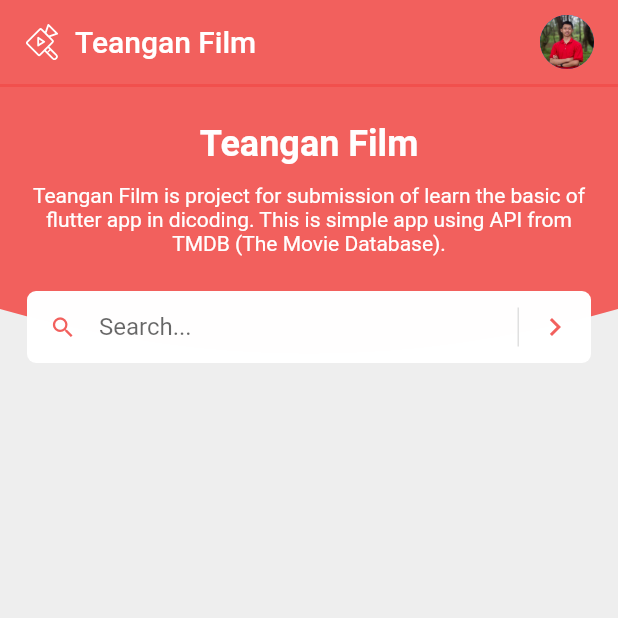
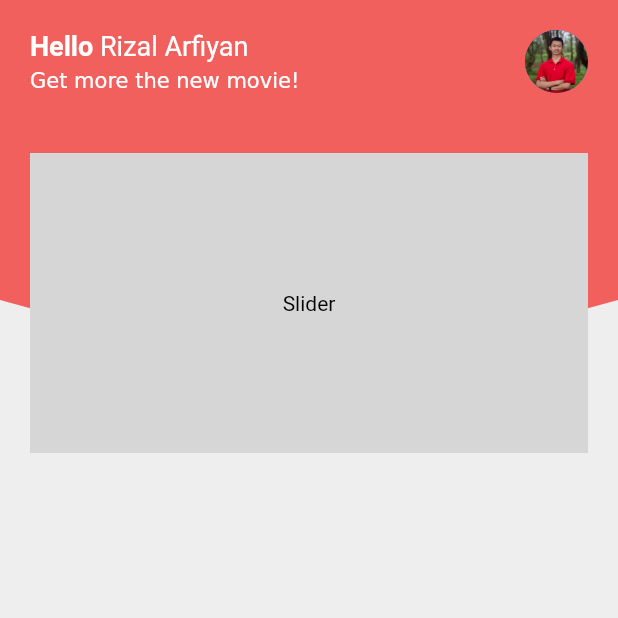
Before and after one commit to rizalarfiyan/teangan-film-mobile, a Flutter app: the screen it shows after launch, on a phone screen of 412 x 824 dp, the top half of it. Run offline on Flutter 3.47's test engine with Material 2 defaults, Android fonts, the phone set to English and light mode, and no system bars; our stand-ins replace flutter_dotenv, flutter_svg, get.

Commit message:
refactor code home view

```diff
--- a/lib/app/modules/home/views/home_view.dart
+++ b/lib/app/modules/home/views/home_view.dart
@@ -1,149 +1,34 @@
 import 'package:flutter/material.dart';
 import 'package:get/get.dart';
-import 'package:flutter_svg/flutter_svg.dart';
 import 'package:teangan_film_mobile/app/modules/home/controllers/home_controller.dart';
-import 'package:teangan_film_mobile/app/resources/global/clipper.dart';
+import 'package:teangan_film_mobile/app/resources/components/wrapper.dart';
 import 'package:teangan_film_mobile/app/resources/global/colors.dart';
-import 'package:teangan_film_mobile/app/resources/global/images.dart';
 
 class HomeView extends GetView<HomeController> {
   const HomeView({Key? key}) : super(key: key);
   @override
   Widget build(BuildContext context) {
-    return Scaffold(
-      backgroundColor: Colors.grey[200],
-      appBar: AppBar(
-        title: Row(
-          children: [
-            Container(
-              width: 24,
-              height: 24,
-              margin: const EdgeInsets.only(right: 10),
-              child: SvgPicture.asset(
-                Images.logo,
-                color: ColorItem.white,
+    return WrapperContent(
+      height: 260,
+      content: [
+        Container(
+          margin: const EdgeInsets.symmetric(
+            horizontal: 20,
+            vertical: 20,
+          ),
+          width: Get.width,
+          height: 200,
+          color: Colors.grey[350],
+          child: Center(
+            child: Text(
+              "Slider",
+              style: TextStyle(
+                color: ColorItem.black,
               ),
             ),
-            const Text('Teangan Film'),
-          ],
+          ),
         ),
-        actions: [
-          Column(
-            mainAxisAlignment: MainAxisAlignment.center,
-            children: [
-              Container(
-                margin: const EdgeInsets.only(
-                  right: 16,
-                ),
-                width: 36,
-                height: 36,
-                child: CircleAvatar(
-                  radius: 10,
-                  backgroundImage: AssetImage(Images.userAvatar),
-                ),
-              ),
-            ],
-          )
-        ],
-        backgroundColor: ColorItem.red,
-        elevation: 0,
-      ),
-      body: Stack(
-        children: [
-          ClipPath(
-            clipper: RoundedClipper(),
-            child: Container(
-              width: Get.width,
-              height: 210,
-              color: ColorItem.red,
-            ),
-          ),
-          Column(
-            children: [
-              Divider(
-                thickness: 2,
-                height: 2,
-                color: ColorItem.red5,
-              ),
-              Container(
-                margin: const EdgeInsets.symmetric(
-                  horizontal: 18,
-                  vertical: 24,
-                ),
-                child: Column(
-                  children: [
-                    Text(
-                      "Teangan Film",
-                      style: TextStyle(
-                        fontWeight: FontWeight.bold,
-                        fontSize: 24,
-                        color: ColorItem.white,
-                      ),
-                    ),
-                    const SizedBox(height: 12),
-                    Container(
-                      constraints: const BoxConstraints(
-                        maxWidth: 420,
-                        minHeight: 40,
-                      ),
-                      child: Text(
-                        "Teangan Film is project for submission of learn the basic of flutter app in dicoding. This is simple app using API from TMDB (The Movie Database).",
-                        textAlign: TextAlign.center,
-                        style: TextStyle(
-                          color: ColorItem.white,
-                        ),
-                      ),
-                    )
-                  ],
-                ),
-              ),
-              Container(
-                margin: const EdgeInsets.symmetric(
-                  horizontal: 18,
-                ),
-                decoration: BoxDecoration(
-                  color: ColorItem.white,
-                  borderRadius: BorderRadius.circular(6),
-                ),
-                constraints: const BoxConstraints(
-                  maxWidth: 420,
-                ),
-                child: Row(
-                  children: [
-                    Expanded(
-                      child: TextField(
-                        decoration: InputDecoration(
-                          hintText: 'Search...',
-                          border: InputBorder.none,
-                          prefixIcon: Icon(
-                            Icons.search,
-                            color: ColorItem.red,
-                          ),
-                          isDense: true,
-                          contentPadding: const EdgeInsets.all(0),
-                        ),
-                        textAlignVertical: TextAlignVertical.center,
-                      ),
-                    ),
-                    Container(
-                      width: 1,
-                      height: 26,
-                      color: Colors.grey[300],
-                    ),
-                    IconButton(
-                      icon: Icon(
-                        Icons.keyboard_arrow_right,
-                        color: ColorItem.red,
-                      ),
-                      onPressed: () {},
-                    ),
-                  ],
-                ),
-              ),
-            ],
-          )
-        ],
-      ),
+      ],
     );
   }
 }
--- /dev/null
+++ b/lib/app/resources/components/wrapper.dart
@@ -0,0 +1,116 @@
+import 'package:flutter/material.dart';
+import 'package:get/get.dart';
+import 'package:teangan_film_mobile/app/resources/global/clipper.dart';
+import 'package:teangan_film_mobile/app/resources/global/colors.dart';
+import 'package:teangan_film_mobile/app/resources/global/images.dart';
+
+class WrapperContent extends StatelessWidget {
+  final String? name;
+  final String? description;
+  final double? height;
+  final List<Widget>? content;
+
+  const WrapperContent({
+    Key? key,
+    this.name,
+    this.description,
+    this.height,
+    required this.content,
+  }) : super(key: key);
+
+  @override
+  Widget build(BuildContext context) {
+    return Scaffold(
+      backgroundColor: Colors.grey[200],
+      body: SafeArea(
+        child: Stack(
+          children: [
+            ClipPath(
+              clipper: RoundedClipper(),
+              child: Container(
+                width: Get.width,
+                height: height ?? 320,
+                color: ColorItem.red,
+              ),
+            ),
+            SingleChildScrollView(
+              child: Column(
+                children: [
+                  HeaderContent(
+                    name: name ?? 'Rizal Arfiyan',
+                    description: description ?? 'Get more the new movie!',
+                  ),
+                  ...content ?? <Widget>[],
+                ],
+              ),
+            ),
+          ],
+        ),
+      ),
+    );
+  }
+}
+
+class HeaderContent extends StatelessWidget {
+  final String name;
+  final String description;
+
+  const HeaderContent({
+    Key? key,
+    required this.name,
+    required this.description,
+  }) : super(key: key);
+
+  @override
+  Widget build(BuildContext context) {
+    return Container(
+      padding: const EdgeInsets.symmetric(
+        horizontal: 20,
+        vertical: 20,
+      ),
+      child: Row(
+        mainAxisAlignment: MainAxisAlignment.spaceBetween,
+        children: [
+          Column(
+            crossAxisAlignment: CrossAxisAlignment.start,
+            children: [
+              RichText(
+                text: TextSpan(
+                  text: "Hello ",
+                  style: const TextStyle(
+                    fontWeight: FontWeight.bold,
+                    fontSize: 18,
+                  ),
+                  children: [
+                    TextSpan(
+                      text: name,
+                      style: const TextStyle(
+                        fontWeight: FontWeight.normal,
+                      ),
+                    ),
+                  ],
+                ),
+              ),
+              const SizedBox(
+                height: 4,
+              ),
+              RichText(
+                text: TextSpan(
+                  text: description,
+                ),
+              ),
+            ],
+          ),
+          SizedBox(
+            width: 42,
+            height: 42,
+            child: CircleAvatar(
+              radius: 10,
+              backgroundImage: AssetImage(Images.userAvatar),
+            ),
+          ),
+        ],
+      ),
+    );
+  }
+}
```
